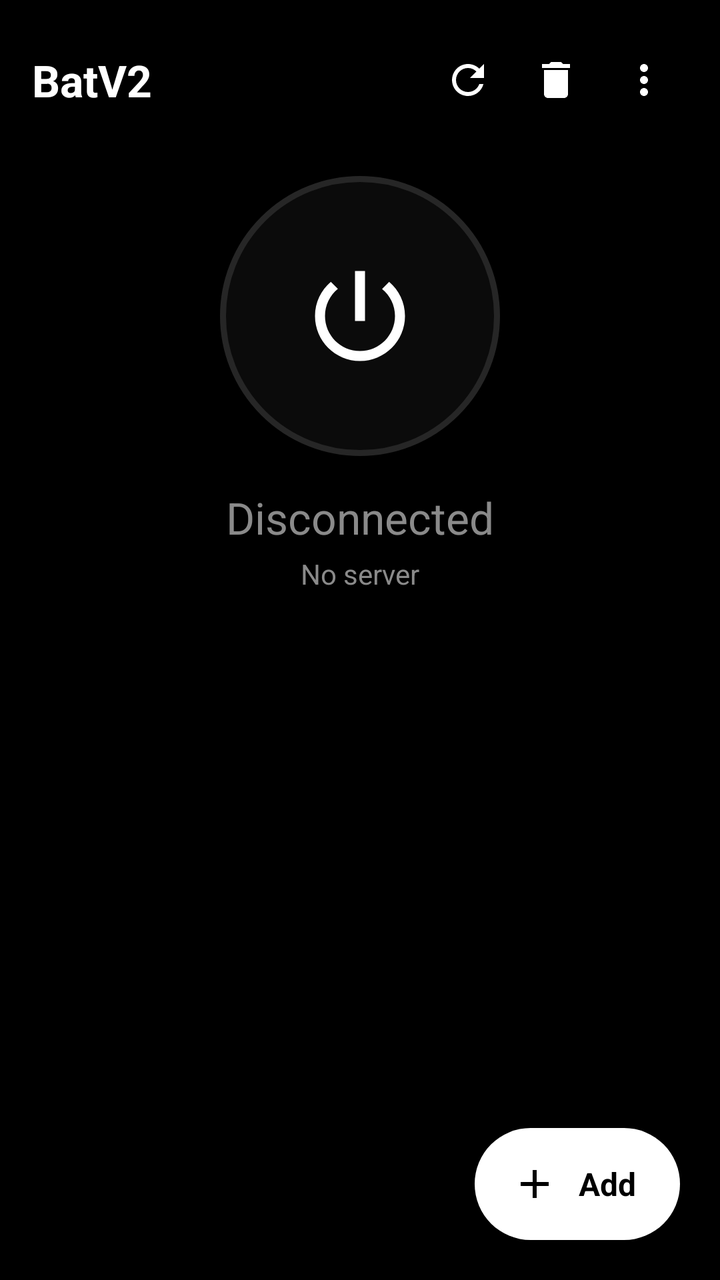
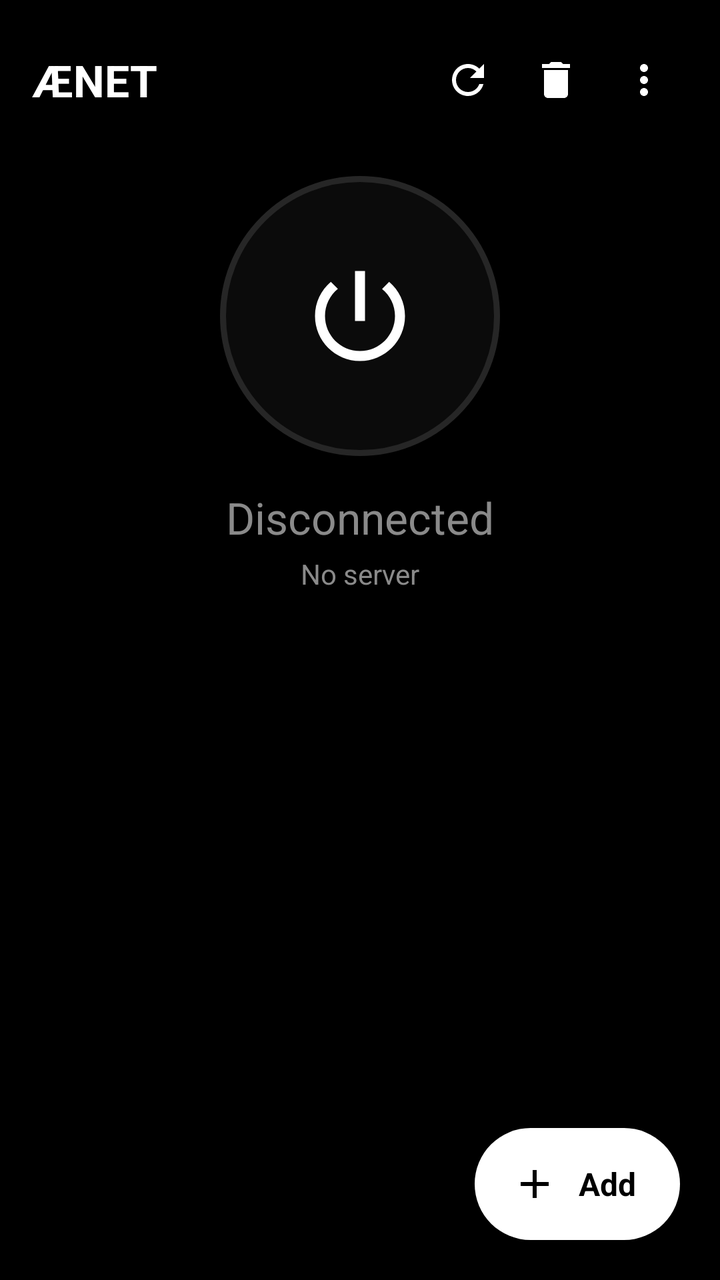

Screens rendered from an Android XML layout before and after an edit, with the pre-edit source and the edit as a unified diff.
<!-- AndroidManifest.xml: application theme Theme.Bat -->
<!-- res/layout/activity_main.xml -->
<?xml version="1.0" encoding="utf-8"?>
<FrameLayout xmlns:android="http://schemas.android.com/apk/res/android"
    android:layout_width="match_parent"
    android:layout_height="match_parent"
    android:background="@color/bg">

    <LinearLayout
        android:layout_width="match_parent"
        android:layout_height="match_parent"
        android:orientation="vertical"
        android:padding="16dp">

        <LinearLayout
            android:layout_width="match_parent"
            android:layout_height="48dp"
            android:gravity="center_vertical"
            android:orientation="horizontal">

            <TextView
                android:id="@+id/tvTitle"
                android:layout_width="0dp"
                android:layout_height="wrap_content"
                android:layout_weight="1"
                android:text="BatV2"
                android:textColor="@color/white"
                android:textSize="22sp"
                android:textStyle="bold" />

            <ImageButton
                android:id="@+id/btnPing"
                android:layout_width="44dp"
                android:layout_height="44dp"
                android:background="?attr/selectableItemBackgroundBorderless"
                android:contentDescription="ping all"
                android:src="@drawable/ic_refresh" />

            <ImageButton
                android:id="@+id/btnClear"
                android:layout_width="44dp"
                android:layout_height="44dp"
                android:background="?attr/selectableItemBackgroundBorderless"
                android:contentDescription="delete all"
                android:src="@drawable/ic_delete" />

            <ImageButton
                android:id="@+id/btnMore"
                android:layout_width="44dp"
                android:layout_height="44dp"
                android:background="?attr/selectableItemBackgroundBorderless"
                android:contentDescription="more"
                android:src="@drawable/ic_more" />
        </LinearLayout>

        <FrameLayout
            android:id="@+id/btnPower"
            android:layout_width="140dp"
            android:layout_height="140dp"
            android:layout_gravity="center_horizontal"
            android:layout_marginTop="24dp"
            android:background="@drawable/bg_power"
            android:clickable="true"
            android:focusable="true">

            <ImageView
                android:id="@+id/imgPower"
                android:layout_width="60dp"
                android:layout_height="60dp"
                android:layout_gravity="center"
                android:src="@drawable/ic_power" />
        </FrameLayout>

        <TextView
            android:id="@+id/tvStatus"
            android:layout_width="match_parent"
            android:layout_height="wrap_content"
            android:layout_marginTop="16dp"
            android:gravity="center"
            android:text="Disconnected"
            android:textColor="@color/grey"
            android:textSize="22sp" />

        <TextView
            android:id="@+id/tvSub"
            android:layout_width="match_parent"
            android:layout_height="wrap_content"
            android:layout_marginTop="4dp"
            android:gravity="center"
            android:text="No server"
            android:textColor="@color/grey"
            android:textSize="14sp" />

        <TextView
            android:id="@+id/tvSpeed"
            android:layout_width="match_parent"
            android:layout_height="wrap_content"
            android:layout_marginTop="4dp"
            android:gravity="center"
            android:textColor="@color/grey"
            android:textSize="13sp"
            android:visibility="gone" />

        <TextView
            android:id="@+id/tvError"
            android:layout_width="match_parent"
            android:layout_height="wrap_content"
            android:layout_marginTop="8dp"
            android:gravity="center"
            android:maxLines="6"
            android:textColor="@color/err"
            android:textIsSelectable="true"
            android:textSize="12sp"
            android:visibility="gone" />

        <androidx.recyclerview.widget.RecyclerView
            android:id="@+id/rv"
            android:layout_width="match_parent"
            android:layout_height="0dp"
            android:layout_marginTop="16dp"
            android:layout_weight="1"
            android:clipToPadding="false"
            android:paddingBottom="88dp" />
    </LinearLayout>

    <LinearLayout
        android:id="@+id/btnAdd"
        android:layout_width="wrap_content"
        android:layout_height="56dp"
        android:layout_gravity="bottom|end"
        android:layout_margin="20dp"
        android:background="@drawable/bg_add"
        android:clickable="true"
        android:focusable="true"
        android:gravity="center_vertical"
        android:orientation="horizontal"
        android:paddingStart="18dp"
        android:paddingEnd="22dp">

        <ImageView
            android:layout_width="24dp"
            android:layout_height="24dp"
            android:src="@drawable/ic_add"
            android:tint="@color/bg" />

        <TextView
            android:layout_width="wrap_content"
            android:layout_height="wrap_content"
            android:layout_marginStart="10dp"
            android:text="Add"
            android:textColor="@color/bg"
            android:textSize="16sp"
            android:textStyle="bold" />
    </LinearLayout>
</FrameLayout>
<!-- resources referenced by this layout -->
<resources>
  <color name="bg">#000000</color>
  <color name="err">#FF5252</color>
  <color name="grey">#8A8A8A</color>
  <color name="white">#FFFFFF</color>
  <!-- drawable bg_add (drawable) -->
  <shape xmlns:android="http://schemas.android.com/apk/res/android" android:shape="rectangle">
      <solid android:color="@color/white" />
      <corners android:radius="28dp" />
  </shape>
  <!-- drawable bg_power (drawable) -->
  <shape xmlns:android="http://schemas.android.com/apk/res/android" android:shape="oval">
      <solid android:color="@color/card" />
      <stroke android:width="3dp" android:color="@color/stroke" />
  </shape>
  <!-- drawable ic_add (drawable) -->
  <vector xmlns:android="http://schemas.android.com/apk/res/android"
      android:width="24dp" android:height="24dp" android:viewportWidth="24" android:viewportHeight="24">
      <path android:fillColor="#FFFFFFFF" android:pathData="M19,13h-6v6h-2v-6H5v-2h6V5h2v6h6v2z" />
  </vector>
  <!-- drawable ic_delete (drawable) -->
  <vector xmlns:android="http://schemas.android.com/apk/res/android"
      android:width="24dp" android:height="24dp" android:viewportWidth="24" android:viewportHeight="24">
      <path android:fillColor="#FFFFFFFF" android:pathData="M6,19c0,1.1 0.9,2 2,2h8c1.1,0 2,-0.9 2,-2V7H6v12zM19,4h-3.5l-1,-1h-5l-1,1H5v2h14V4z" />
  </vector>
  <!-- drawable ic_more (drawable) -->
  <vector xmlns:android="http://schemas.android.com/apk/res/android"
      android:width="24dp" android:height="24dp" android:viewportWidth="24" android:viewportHeight="24">
      <path android:fillColor="#FFFFFFFF" android:pathData="M12,8c1.1,0 2,-0.9 2,-2s-0.9,-2 -2,-2 -2,0.9 -2,2 0.9,2 2,2zM12,10c-1.1,0 -2,0.9 -2,2s0.9,2 2,2 2,-0.9 2,-2 -0.9,-2 -2,-2zM12,16c-1.1,0 -2,0.9 -2,2s0.9,2 2,2 2,-0.9 2,-2 -0.9,-2 -2,-2z" />
  </vector>
  <!-- drawable ic_power (drawable) -->
  <vector xmlns:android="http://schemas.android.com/apk/res/android"
      android:width="24dp" android:height="24dp" android:viewportWidth="24" android:viewportHeight="24">
      <path android:fillColor="#FFFFFFFF" android:pathData="M13,3h-2v10h2V3zM17.83,5.17l-1.42,1.42C17.99,7.86 19,9.81 19,12c0,3.87 -3.13,7 -7,7s-7,-3.13 -7,-7c0,-2.19 1.01,-4.14 2.58,-5.42L6.17,5.17C4.23,6.82 3,9.26 3,12c0,4.97 4.03,9 9,9s9,-4.03 9,-9c0,-2.74 -1.23,-5.18 -3.17,-6.83z" />
  </vector>
  <!-- drawable ic_refresh (drawable) -->
  <vector xmlns:android="http://schemas.android.com/apk/res/android"
      android:width="24dp" android:height="24dp" android:viewportWidth="24" android:viewportHeight="24">
      <path android:fillColor="#FFFFFFFF" android:pathData="M17.65,6.35C16.2,4.9 14.21,4 12,4c-4.42,0 -7.99,3.58 -7.99,8s3.57,8 7.99,8c3.73,0 6.84,-2.55 7.73,-6h-2.08c-0.82,2.33 -3.04,4 -5.65,4 -3.31,0 -6,-2.69 -6,-6s2.69,-6 6,-6c1.66,0 3.14,0.69 4.22,1.78L13,11h7V4l-2.35,2.35z" />
  </vector>
  <style name="Theme.Bat" parent="Theme.MaterialComponents.NoActionBar">
          <item name="android:windowBackground">@color/bg</item>
          <item name="android:statusBarColor">@color/bg</item>
          <item name="android:navigationBarColor">@color/bg</item>
          <item name="colorPrimary">@color/white</item>
          <item name="colorOnPrimary">@color/bg</item>
          <item name="colorSurface">@color/card</item>
          <item name="colorOnSurface">@color/white</item>
          <item name="android:textColor">@color/white</item>
          <item name="android:textColorHint">@color/grey</item>
          <item name="alertDialogTheme">@style/Theme.Bat.Dialog</item>
      </style>
  <color name="card">#0B0B0B</color>
  <color name="stroke">#262626</color>
  <style name="Theme.Bat.Dialog" parent="ThemeOverlay.MaterialComponents.Dialog.Alert">
          <item name="android:background">@color/card</item>
          <item name="colorSurface">@color/card</item>
          <item name="colorOnSurface">@color/white</item>
      </style>
</resources>

<!-- the commit's change to res/layout/activity_main.xml (unified diff, before → after) -->
@@ -21,7 +21,7 @@
                 android:layout_width="0dp"
                 android:layout_height="wrap_content"
                 android:layout_weight="1"
-                android:text="BatV2"
+                android:text="@string/app_name"
                 android:textColor="@color/white"
                 android:textSize="22sp"
                 android:textStyle="bold" />
<!-- resource entries referenced after the edit -->
@@ -39,6 +39,7 @@
       android:width="24dp" android:height="24dp" android:viewportWidth="24" android:viewportHeight="24">
       <path android:fillColor="#FFFFFFFF" android:pathData="M17.65,6.35C16.2,4.9 14.21,4 12,4c-4.42,0 -7.99,3.58 -7.99,8s3.57,8 7.99,8c3.73,0 6.84,-2.55 7.73,-6h-2.08c-0.82,2.33 -3.04,4 -5.65,4 -3.31,0 -6,-2.69 -6,-6s2.69,-6 6,-6c1.66,0 3.14,0.69 4.22,1.78L13,11h7V4l-2.35,2.35z" />
   </vector>
+  <string name="app_name">ÆNET</string>
   <style name="Theme.Bat" parent="Theme.MaterialComponents.NoActionBar">
           <item name="android:windowBackground">@color/bg</item>
           <item name="android:statusBarColor">@color/bg</item>
